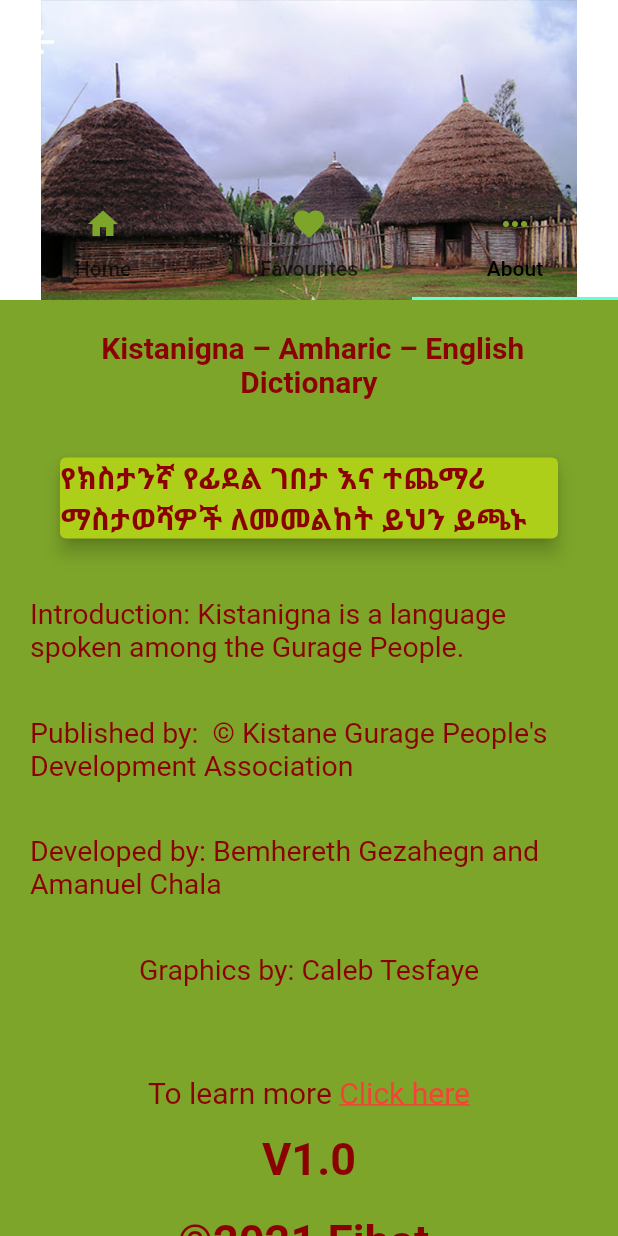
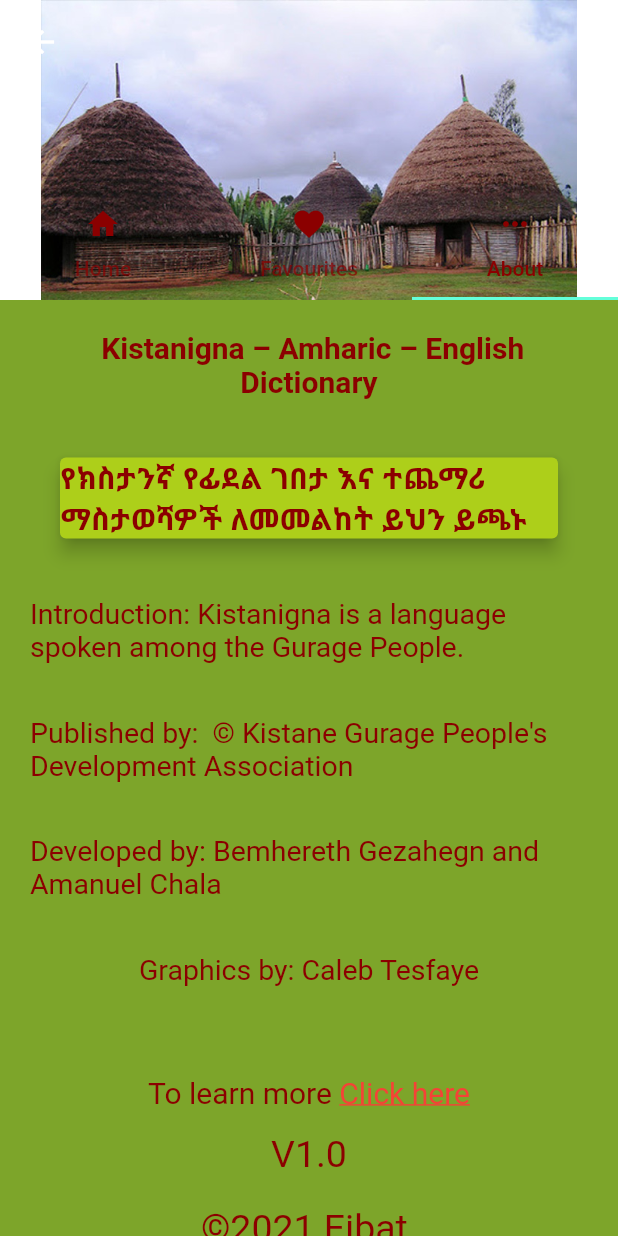
Before and after one commit to Bemhreth/Dictionary_app, a Flutter app: the InputPage screen opened directly, tab 3 chosen, on a phone screen of 412 x 824 dp. Run offline on Flutter 3.47's test engine with Material 2 defaults, Android fonts, the phone set to English and light mode, and no system bars; our stand-ins replace csv, introduction_screen, shared_preferences, sqflite; accounts and stored records are empty.

Commit message:
made some color changes

```diff
--- a/lib/screen/Tab3.dart
+++ b/lib/screen/Tab3.dart
@@ -77,12 +77,12 @@ class Tab3 extends StatelessWidget {
               SizedBox(height: 15,),
               Center(
                 child: Text('V1.0',
-                  style: TextStyle(color: Color(0xFF8b0000),fontWeight: FontWeight.bold,fontSize: 30),),
+                  style: TextStyle(color: Color(0xFF8b0000),fontSize: 25),),
               ),
               SizedBox(height: 20,),
               Center(
                 child: Text('©2021 Ejbat ',
-                  style: TextStyle(color: Color(0xFF8b0000),fontWeight: FontWeight.bold,fontSize: 30),),
+                  style: TextStyle(color: Color(0xFF8b0000),fontSize: 25),),
               ),
 
             ],
--- a/lib/screen/input_page.dart
+++ b/lib/screen/input_page.dart
@@ -64,12 +64,12 @@ class _InputPageState extends State<InputPage> with SingleTickerProviderStateMix
             ),
             bottom: TabBar(
               tabs: <Widget>[
-                Tab(icon: Icon(Icons.home,color: Color(0xFF7da52a),),text: 'Home', ),
-                Tab(icon: Icon(Icons.favorite,color: Color(0xFF7da52a),), text: 'Favourites',),
-                Tab(icon: Icon(Icons.more_horiz,color: Color(0xFF7da52a),), text: 'About',),
+                Tab(icon: Icon(Icons.home,color: Color(0xFF8b0000),),text: 'Home', ),
+                Tab(icon: Icon(Icons.favorite,color: Color(0xFF8b0000),), text: 'Favourites',),
+                Tab(icon: Icon(Icons.more_horiz,color: Color(0xFF8b0000),), text: 'About',),
               ],
               controller: _tabController,
-              labelColor: Colors.black,
+              labelColor: Color(0xFF8b0000),
             ),
           ),
 //          SliverFixedExtentList(
```
